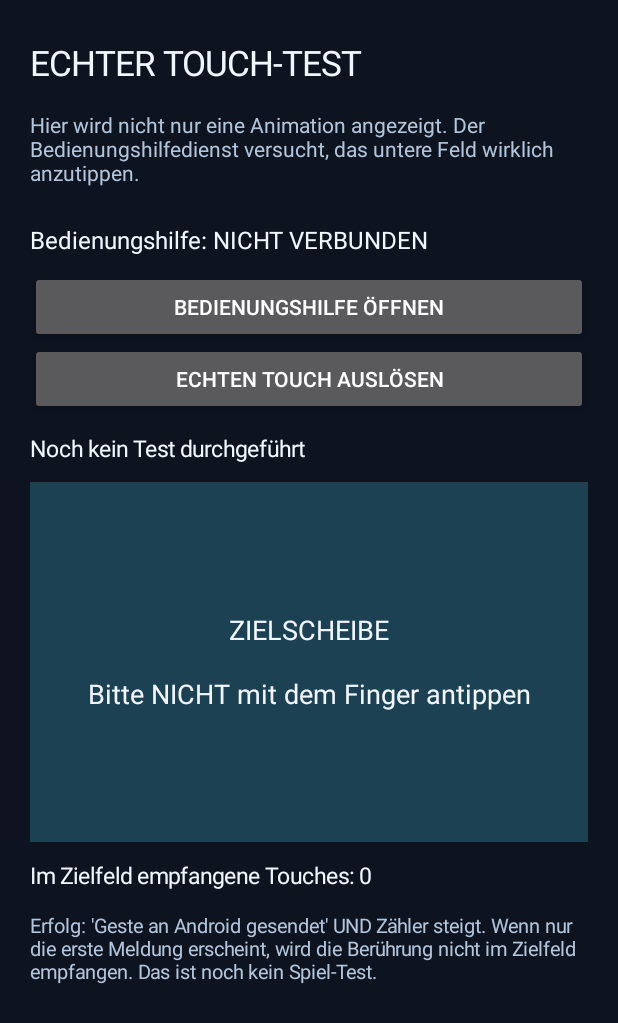
After one commit to Rostbar/touchbridge-android, an Android app: the DiagnosticActivity screen opened directly, with no data from a screen before it, on a phone screen of 412 x 824 dp. The commit adds this screen. Shown: the top 1023 px of the screen. Run offline under Robolectric (Android 15) with nearby library versions, the phone set to English and light mode, and no system bars.

Commit message:
Update TouchBridge to v0.3.0

```diff
--- a/app/build.gradle
+++ b/app/build.gradle
@@ -10,8 +10,8 @@ android {
         applicationId 'de.touchbridge.app'
         minSdk 26
         targetSdk 35
-        versionCode 2
-        versionName '0.2.0'
+        versionCode 3
+        versionName '0.3.0'
     }
 
     compileOptions {
--- a/app/src/main/AndroidManifest.xml
+++ b/app/src/main/AndroidManifest.xml
@@ -19,6 +19,7 @@
             </intent-filter>
         </activity>
         <activity android:name=".TestActivity" android:exported="false" />
+        <activity android:name=".DiagnosticActivity" android:exported="false" />
         <service
             android:name=".MapperService"
             android:permission="android.permission.BIND_ACCESSIBILITY_SERVICE"
--- /dev/null
+++ b/app/src/main/java/de/touchbridge/app/DiagnosticActivity.java
@@ -0,0 +1,153 @@
+package de.touchbridge.app;
+
+import android.app.Activity;
+import android.content.Intent;
+import android.content.SharedPreferences;
+import android.graphics.Color;
+import android.os.Bundle;
+import android.provider.Settings;
+import android.view.Gravity;
+import android.view.MotionEvent;
+import android.widget.Button;
+import android.widget.LinearLayout;
+import android.widget.TextView;
+import android.widget.FrameLayout;
+
+/**
+ * End-to-end accessibility test: the service injects a REAL gesture, and the
+ * target View counts actual touch-up events. There is no keyboard logging.
+ */
+public class DiagnosticActivity extends Activity
+        implements SharedPreferences.OnSharedPreferenceChangeListener {
+    private static final int BG = Color.rgb(13, 19, 31);
+    private static final int WHITE = Color.rgb(242, 247, 255);
+    private static final int MUTED = Color.rgb(179, 197, 219);
+    private SharedPreferences prefs;
+    private TextView serviceState;
+    private TextView result;
+    private TextView counter;
+    private FrameLayout target;
+    private int receivedTaps = 0;
+
+    @Override public void onCreate(Bundle savedInstanceState) {
+        super.onCreate(savedInstanceState);
+        prefs = MappingStore.prefs(this);
+
+        LinearLayout root = new LinearLayout(this);
+        root.setOrientation(LinearLayout.VERTICAL);
+        root.setPadding(dp(20), dp(18), dp(20), dp(18));
+        root.setBackgroundColor(BG);
+
+        TextView title = text("ECHTER TOUCH-TEST", 23, WHITE);
+        root.addView(title);
+        root.addView(text("Hier wird nicht nur eine Animation angezeigt. " +
+            "Der Bedienungshilfedienst versucht, das untere Feld wirklich anzutippen.", 14, MUTED));
+
+        serviceState = text("", 16, WHITE);
+        serviceState.setPadding(0, dp(16), 0, dp(10));
+        root.addView(serviceState);
+
+        Button settings = new Button(this);
+        settings.setText("Bedienungshilfe öffnen");
+        settings.setOnClickListener(v -> startActivity(
+            new Intent(Settings.ACTION_ACCESSIBILITY_SETTINGS)));
+        root.addView(settings);
+
+        Button trigger = new Button(this);
+        trigger.setText("Echten Touch auslösen");
+        trigger.setOnClickListener(v -> requestTap());
+        root.addView(trigger);
+
+        result = text("Noch kein Test durchgeführt", 15, WHITE);
+        result.setPadding(0, dp(12), 0, dp(12));
+        root.addView(result);
+
+        target = new FrameLayout(this);
+        target.setBackgroundColor(Color.rgb(28, 65, 82));
+        TextView targetLabel = text("ZIELSCHEIBE\n\nBitte NICHT mit dem Finger antippen", 18, WHITE);
+        targetLabel.setGravity(Gravity.CENTER);
+        target.addView(targetLabel, new FrameLayout.LayoutParams(
+            FrameLayout.LayoutParams.MATCH_PARENT,
+            FrameLayout.LayoutParams.MATCH_PARENT));
+        // This listener runs for generated touches as well as manual touches.
+        target.setOnTouchListener((view, event) -> {
+            if (event.getActionMasked() == MotionEvent.ACTION_UP) {
+                receivedTaps++;
+                counter.setText("Im Zielfeld empfangene Touches: " + receivedTaps);
+                target.setBackgroundColor(Color.rgb(28, 107, 79));
+                target.postDelayed(() -> target.setBackgroundColor(Color.rgb(28, 65, 82)), 500);
+            }
+            return true;
+        });
+        root.addView(target, new LinearLayout.LayoutParams(-1, dp(240)));
+
+        counter = text("Im Zielfeld empfangene Touches: 0", 15, WHITE);
+        counter.setPadding(0, dp(12), 0, dp(6));
+        root.addView(counter);
+        root.addView(text("Erfolg: 'Geste an Android gesendet' UND Zähler steigt. " +
+            "Wenn nur die erste Meldung erscheint, wird die Berührung nicht im Zielfeld empfangen. " +
+            "Das ist noch kein Spiel-Test.", 13, MUTED));
+
+        setContentView(root);
+    }
+
+    private int dp(int value) {
+        return (int)(getResources().getDisplayMetrics().density * value);
+    }
+    private TextView text(String value, int size, int color) {
+        TextView result = new TextView(this);
+        result.setText(value);
+        result.setTextColor(color);
+        result.setTextSize(size);
+        result.setPadding(0, dp(8), 0, dp(8));
+        return result;
+    }
+
+    @Override protected void onResume() {
+        super.onResume();
+        prefs.registerOnSharedPreferenceChangeListener(this);
+        updateServiceState();
+    }
+
+    @Override protected void onPause() {
+        prefs.unregisterOnSharedPreferenceChangeListener(this);
+        super.onPause();
+    }
+
+    private void updateServiceState() {
+        serviceState.setText(MapperService.isConnected()
+            ? "Bedienungshilfe: VERBUNDEN"
+            : "Bedienungshilfe: NICHT VERBUNDEN");
+    }
+
+    private void requestTap() {
+        updateServiceState();
+        if (!MapperService.isConnected()) {
+            result.setText("Bedienungshilfe erst aktivieren und dann zurückkehren.");
+            return;
+        }
+        int[] position = new int[2];
+        target.getLocationOnScreen(position);
+        if (target.getWidth() <= 0 || target.getHeight() <= 0) {
+            result.setText("Zielfeld wurde noch nicht gezeichnet");
+            return;
+        }
+        float x = position[0] + target.getWidth() / 2f;
+        float y = position[1] + target.getHeight() / 2f;
+        result.setText("Touch angefordert …");
+        int nonce = prefs.getInt(MapperService.DIAG_NONCE, 0) + 1;
+        // apply() notifies this app's in-process AccessibilityService.
+        prefs.edit()
+            .putFloat(MapperService.DIAG_X, x)
+            .putFloat(MapperService.DIAG_Y, y)
+            .putInt(MapperService.DIAG_NONCE, nonce)
+            .apply();
+    }
+
+    @Override public void onSharedPreferenceChanged(SharedPreferences preferences, String key) {
+        if (MapperService.DIAG_RESULT.equals(key)) {
+            runOnUiThread(() -> result.setText(preferences.getString(
+                MapperService.DIAG_RESULT, "Keine Rückmeldung")));
+        }
+    }
+}
```
Also changed, not shown: app/src/main/java/de/touchbridge/app/MainActivity.java (+13 -0 lines), app/src/main/java/de/touchbridge/app/MapperService.java (+108 -2 lines), 1 other file.
